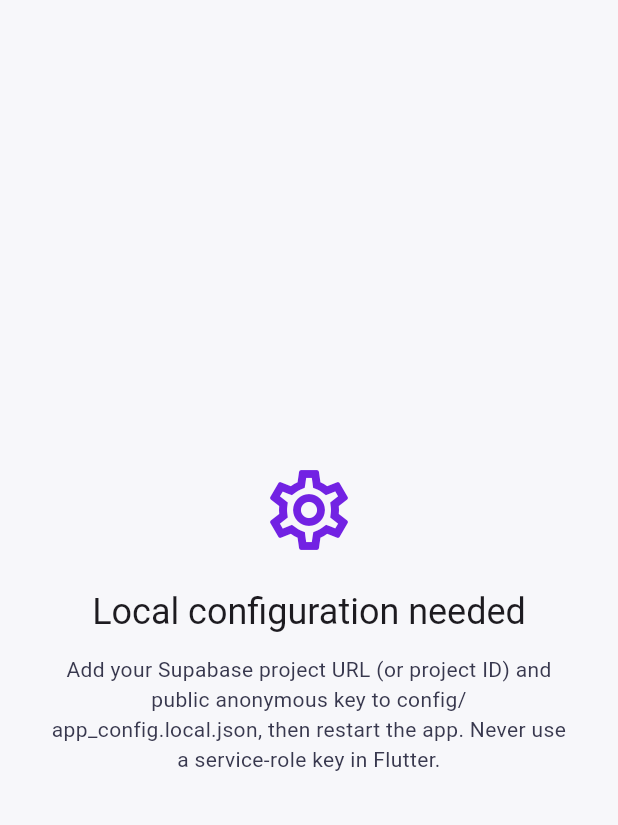
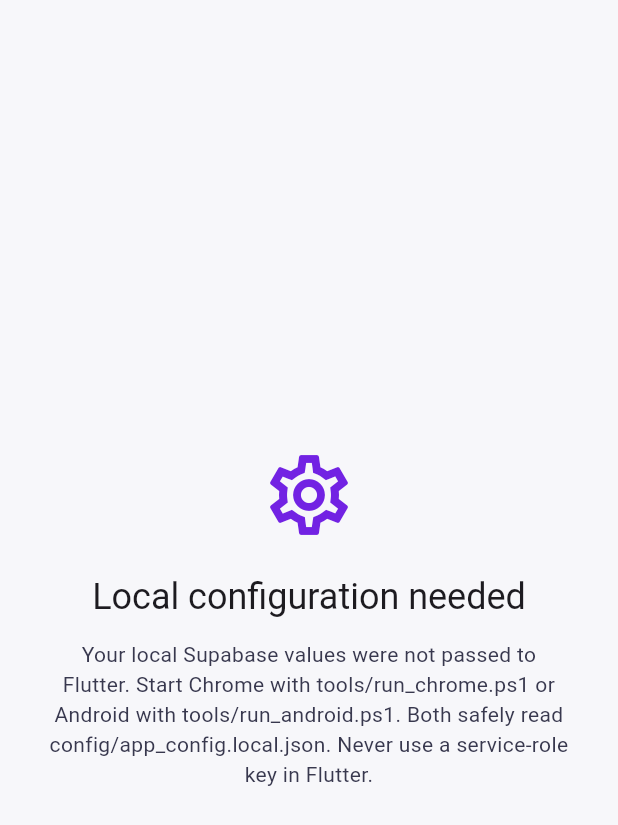
Before and after one commit to Kingnitro17/Future-Times-Events-App, a Flutter app: the screen it shows after launch, on a phone screen of 412 x 824 dp. Shown: the top 825 px of the screen. Run offline on Flutter 3.47's test engine with Material 3 defaults, Android fonts, the phone set to English and light mode, and no system bars; our stand-ins replace cached_network_image, equatable, flutter_animate, flutter_bloc, flutter_map, freezed_annotation and 6 more; accounts and stored records are empty.

Commit message:
fix: restore configured Supabase launches

```diff
--- /dev/null
+++ b/config/app_config.example.json
@@ -0,0 +1,5 @@
+{
+  "SUPABASE_URL": "your-project-id",
+  "SUPABASE_ANON_KEY": "your-public-anonymous-or-publishable-key",
+  "QA_MOCK_AUTH": false
+}
--- a/lib/main.dart
+++ b/lib/main.dart
@@ -90,10 +90,11 @@
                           style: Theme.of(context).textTheme.headlineSmall),
                       const SizedBox(height: 12),
                       const Text(
-                        'Add your Supabase project URL (or project ID) and '
-                        'public anonymous key to '
-                        'config/app_config.local.json, then restart the app. '
-                        'Never use a service-role key in Flutter.',
+                        'Your local Supabase values were not passed to Flutter. '
+                        'Start Chrome with tools/run_chrome.ps1 or Android with '
+                        'tools/run_android.ps1. Both safely read '
+                        'config/app_config.local.json. Never use a '
+                        'service-role key in Flutter.',
                         textAlign: TextAlign.center,
                       ),
                     ],
--- a/lib/presentation/screens/details_screen.dart
+++ b/lib/presentation/screens/details_screen.dart
@@ -517,7 +517,8 @@
               crossAxisAlignment: CrossAxisAlignment.start,
               children: [
                 Text(ticket == null ? 'Attendance' : 'Total Price',
-                    style: TextStyle(color: AppColors.textMuted, fontSize: 12)),
+                    style: const TextStyle(
+                        color: AppColors.textMuted, fontSize: 12)),
                 const SizedBox(height: 2),
                 Text(
                     ticket == null
@@ -573,12 +574,13 @@
     if (_eventEnded) return 'Event Ended';
     if (_soldOut) return 'Sold Out';
     final ticket = _selectedTicket;
-    if (ticket == null)
+    if (ticket == null) {
       return _rsvpLoading
           ? 'Updating…'
           : _going
               ? '✓ Going'
               : "I'm Going";
+    }
     return ticket.free ? 'Get Free Ticket' : 'Get Tickets';
   }
 
--- a/lib/presentation/screens/home_screen.dart
+++ b/lib/presentation/screens/home_screen.dart
@@ -110,7 +110,7 @@
                 ),
                 const SizedBox(height: 18),
                 DropdownButtonFormField<String?>(
-                  value: city,
+                  initialValue: city,
                   decoration: const InputDecoration(
                       labelText: 'City',
                       prefixIcon: Icon(Icons.location_on_outlined)),
```
Also changed, not shown: lib/presentation/screens/onboarding_screen.dart (+18 -11 lines), 3 other files.
